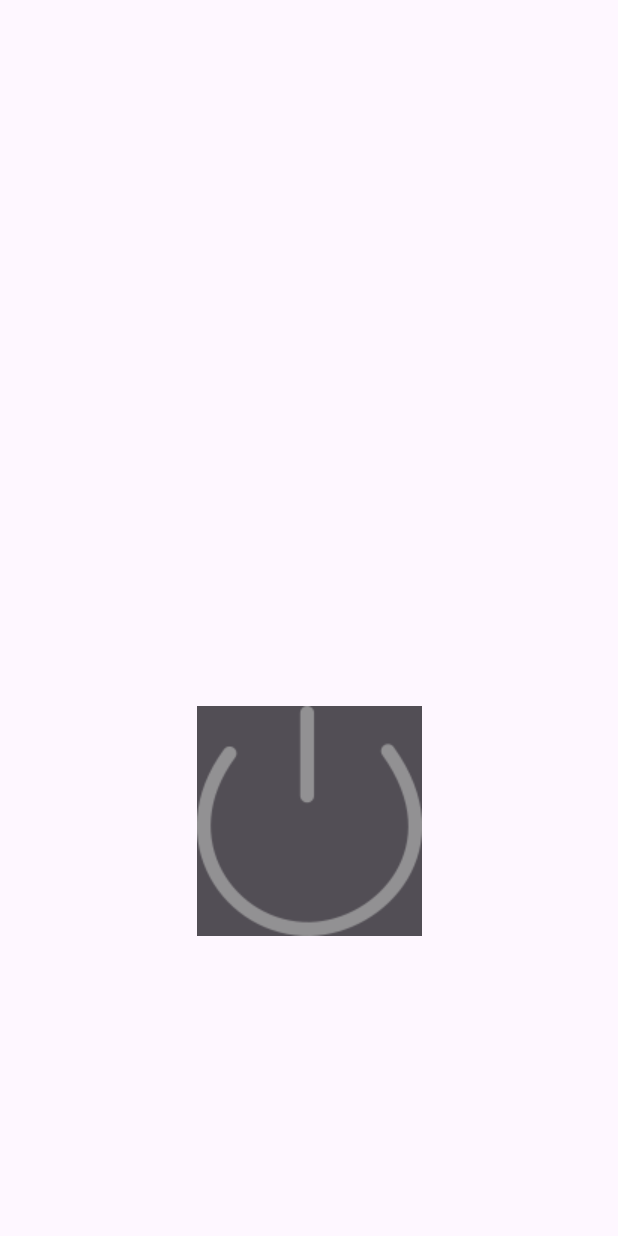
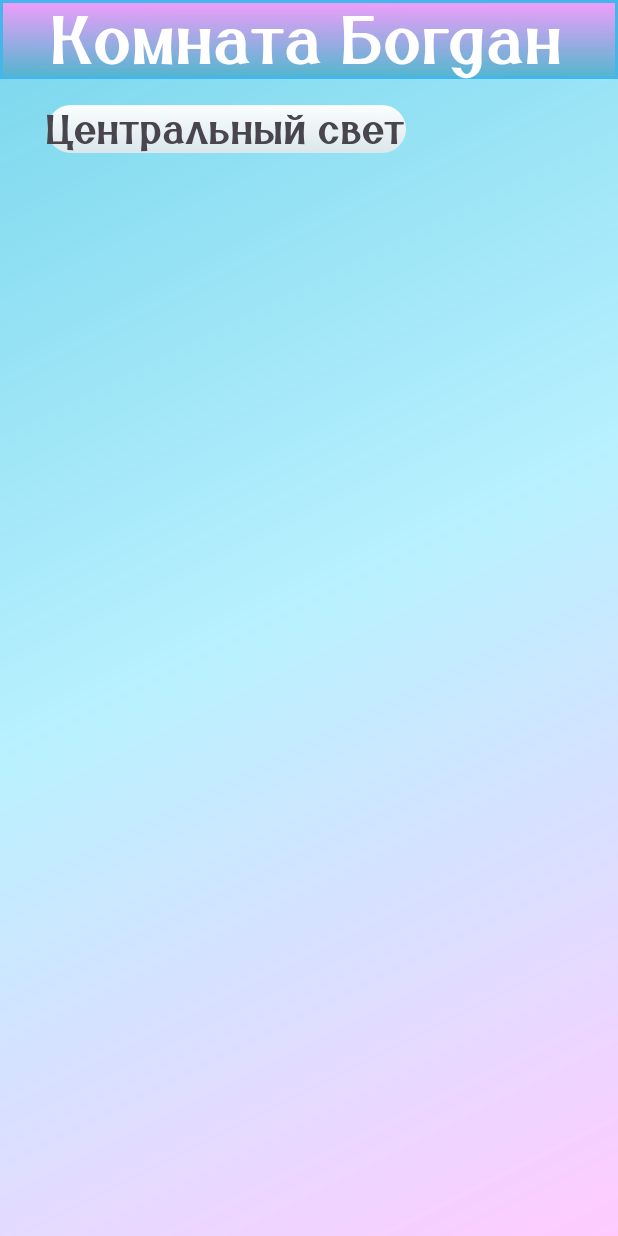
Before and after one commit to Bogdan-Taran/MyApp, an Android app: the ActivityMyRoomBogdan screen opened directly, with no data from a screen before it, on a phone screen of 412 x 824 dp. Run offline under Robolectric (Android 15) with nearby library versions, the phone set to English and light mode, and no system bars.

Commit message:
One Button - room bogdan

```diff
--- a/app/src/main/res/drawable/button_on_click_change_color.xml
+++ b/app/src/main/res/drawable/button_on_click_change_color.xml
@@ -1,6 +1,4 @@
 <selector xmlns:android="http://schemas.android.com/apk/res/android">
-    <item android:state_focused="true" android:state_pressed="false" android:drawable="@drawable/gradient_for_buttons_change1" />
-    <item android:state_focused="true" android:state_pressed="true" android:drawable="@drawable/gradient" />
-    <item android:state_focused="false" android:state_pressed="true" android:drawable="@drawable/gradient" />
-    <item android:drawable="@drawable/gradient_for_buttons_change1" />
+    <item android:drawable="@drawable/gradient_for_buttons_normal" android:state_pressed="false"/>
+    <item android:drawable="@drawable/gradient_for_buttons_pressed" android:state_pressed="true"/>
 </selector>
--- a/app/src/main/res/drawable/gradient_for_buttons_change1.xml
+++ b/app/src/main/res/drawable/gradient_for_buttons_pressed.xml
@@ -5,9 +5,9 @@
 
     <gradient
         android:type="linear"
-        android:startColor="#F2DAF2"
-        android:endColor="#F2BBF2"
-        android:angle="270"/>
+        android:startColor="#FFF1BB"
+        android:endColor="#F8D2F8"
+        android:angle="135"/>
 
 
     <corners
--- /dev/null
+++ b/app/src/main/res/drawable/textview_change_normal.xml
@@ -0,0 +1,4 @@
+<?xml version="1.0" encoding="utf-8"?>
+<selector xmlns:android="http://schemas.android.com/apk/res/android">
+
+</selector>
--- /dev/null
+++ b/app/src/main/res/drawable/textview_change_pressed.xml
@@ -0,0 +1,4 @@
+<?xml version="1.0" encoding="utf-8"?>
+<selector xmlns:android="http://schemas.android.com/apk/res/android">
+
+</selector>
--- /dev/null
+++ b/app/src/main/res/drawable/textview_on_click_change_color.xml
@@ -0,0 +1,4 @@
+<?xml version="1.0" encoding="utf-8"?>
+<selector xmlns:android="http://schemas.android.com/apk/res/android">
+    <item
+</selector>
--- a/app/src/main/res/layout/activity_my_room_bogdan.xml
+++ b/app/src/main/res/layout/activity_my_room_bogdan.xml
@@ -1,28 +1,61 @@
 <?xml version="1.0" encoding="utf-8"?>
-<androidx.constraintlayout.widget.ConstraintLayout
-    xmlns:android="http://schemas.android.com/apk/res/android"
+<androidx.constraintlayout.widget.ConstraintLayout xmlns:android="http://schemas.android.com/apk/res/android"
+    xmlns:app="http://schemas.android.com/apk/res-auto"
     xmlns:tools="http://schemas.android.com/tools"
-    xmlns:app="http://schemas.android.com/apk/res-auto"
     android:id="@+id/main"
     android:layout_width="match_parent"
     android:layout_height="match_parent"
-    tools:context=".ActivityMyRoomBogdan">
+    android:background="@drawable/gradient_background_for_activities"
+    tools:context=".TheHomeActivity">
 
-    <ImageView
-        android:id="@+id/light_in_my_room_on"
-        android:layout_marginBottom="200sp"
-        android:layout_width="wrap_content"
+    <TextView
+        android:id="@+id/text_top_my_home"
+        android:layout_width="match_parent"
         android:layout_height="wrap_content"
-        app:layout_constraintBottom_toBottomOf="parent"
+        android:background="@drawable/border_under_textview_"
+        android:fontFamily="@font/beauty_font_rus"
+        android:gravity="center"
+        android:text="@string/button_room_bogdan"
+        android:textColor="@color/white"
+        android:textSize="@dimen/text_size_names_of_activities_inTop"
         app:layout_constraintEnd_toEndOf="parent"
         app:layout_constraintStart_toStartOf="parent"
-        app:srcCompat="@drawable/light_on" />
+        app:layout_constraintTop_toTopOf="parent" />
 
-    <ImageView
-        android:id="@+id/light_in_my_room_off"
-        android:layout_width="wrap_content"
+    <ScrollView
+        android:layout_width="match_parent"
         android:layout_height="wrap_content"
-        app:layout_constraintBottom_toBottomOf="@+id/light_in_my_room_on"
-        app:layout_constraintStart_toStartOf="@+id/light_in_my_room_on"
-        app:srcCompat="@drawable/light_off" />
+        android:layout_marginStart="1dp"
+        android:layout_marginTop="1dp"
+        android:layout_marginEnd="1dp"
+        app:layout_constraintEnd_toEndOf="parent"
+        app:layout_constraintStart_toStartOf="parent"
+        app:layout_constraintTop_toBottomOf="@+id/text_top_my_home">
+
+
+        <FrameLayout
+            android:layout_width="match_parent"
+            android:layout_height="wrap_content">
+
+            <TextView
+                android:layout_width="wrap_content"
+                android:layout_height="wrap_content"
+                android:text="Центральный свет"
+                android:textSize="@dimen/text_size_names_of_rooms"
+                android:fontFamily="@font/beauty_font_rus"
+                android:layout_marginStart="@dimen/activity_horizontal_margin"
+                android:layout_marginTop="@dimen/activity_vertical_margin"
+                android:background="@drawable/button_on_click_change_color"
+
+
+
+                />
+
+
+
+        </FrameLayout>
+
+    </ScrollView>
+
+
 </androidx.constraintlayout.widget.ConstraintLayout>
--- a/app/src/main/res/values/strings.xml
+++ b/app/src/main/res/values/strings.xml
@@ -1,4 +1,4 @@
 <resources>
     <string name="app_name">Remote WiFi</string>
-
+    <string name="button_room_bogdan">Комната Богдан</string>
 </resources>
```
Also changed, not shown: app/src/main/res/layout/activity_the_home.xml (+6 -7 lines), app/src/main/res/drawable/gradient_for_buttons_normal.xml (renamed from app/src/main/res/drawable/gradient_for_buttons.xml).
